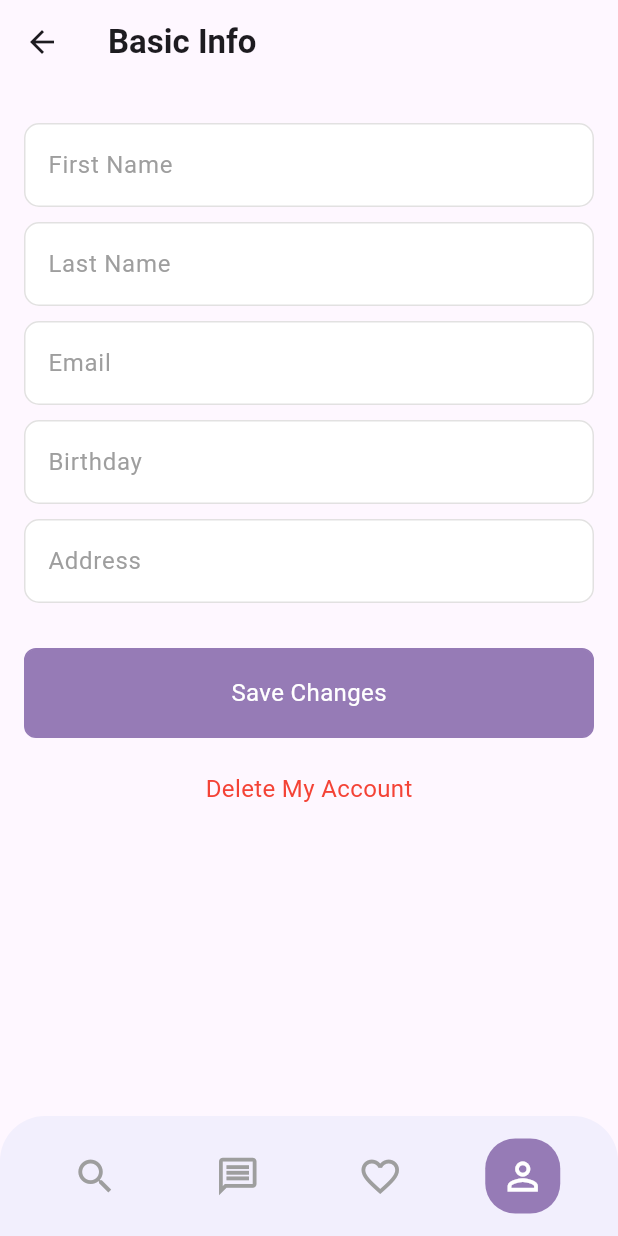
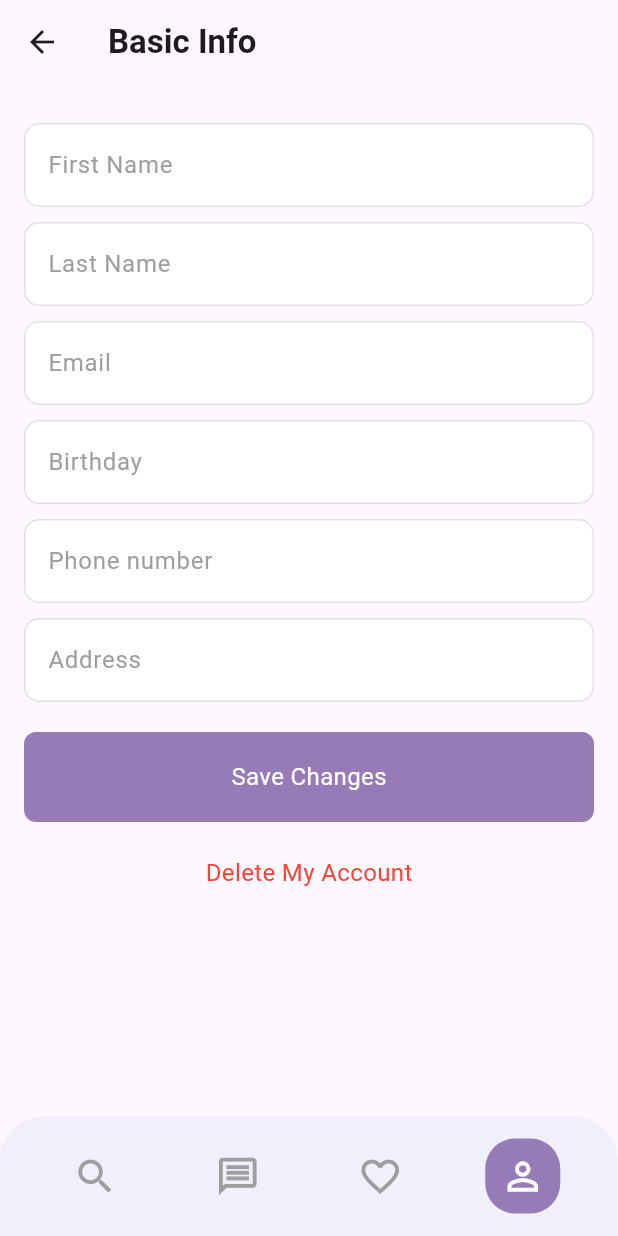
Before and after one commit to ferideberisha/PetPals, a Flutter app: the BasicInfoPage screen opened directly, on a phone screen of 412 x 824 dp. Run offline on Flutter 3.47's test engine with Material 3 defaults, Android fonts, the light colour scheme and no system bars; our stand-ins replace cloud_firestore, firebase_auth, firebase_core, firebase_storage, flutter_datetime_picker_plus, google_fonts and 3 more; accounts and stored records are empty.

Commit message:
Added phone number at basic info

```diff
--- a/lib/components/my_textfield.dart
+++ b/lib/components/my_textfield.dart
@@ -1,4 +1,5 @@
 import 'package:flutter/material.dart';
+import 'package:flutter/services.dart'; // For TextInputFormatter
 
 class MyTextField extends StatefulWidget {
   final TextEditingController controller;
@@ -10,6 +11,8 @@ class MyTextField extends StatefulWidget {
   final bool readOnly;
   final Widget? suffixIcon;
   final Widget? prefixIcon; // Add prefixIcon property
+  final TextInputType? keyboardType; // Optional parameter for keyboard type
+  final List<TextInputFormatter>? inputFormatters; // Optional parameter for input formatters
 
   const MyTextField({
     super.key,
@@ -22,10 +25,11 @@ class MyTextField extends StatefulWidget {
     this.suffixIcon,
     this.readOnly = false,
     this.prefixIcon,
+    this.keyboardType, // Initialize keyboardType
+    this.inputFormatters, // Initialize inputFormatters
   });
 
   @override
-  // ignore: library_private_types_in_public_api
   _MyTextFieldState createState() => _MyTextFieldState();
 }
 
@@ -41,6 +45,8 @@ class _MyTextFieldState extends State<MyTextField> {
           obscureText: widget.obscureText,
           readOnly: widget.readOnly,
           onTap: widget.onTap,
+          keyboardType: widget.keyboardType, // Pass keyboardType
+          inputFormatters: widget.inputFormatters, // Pass inputFormatters
           decoration: InputDecoration(
             labelText: widget.hintText,
             labelStyle: TextStyle(color: Colors.grey[500]),
@@ -65,7 +71,7 @@ class _MyTextFieldState extends State<MyTextField> {
             filled: true,
             hintStyle: TextStyle(color: Colors.grey[300]),
             suffixIcon: widget.suffixIcon,
-            prefixIcon: widget.prefixIcon, // Use prefixIcon property
+            prefixIcon: widget.prefixIcon,
           ),
           validator: widget.validator,
         ),
--- a/lib/pages/home/profile/basicinfo/basic_info_page.dart
+++ b/lib/pages/home/profile/basicinfo/basic_info_page.dart
@@ -1,4 +1,5 @@
 import 'package:flutter/material.dart';
+import 'package:flutter/services.dart';
 import 'package:intl/intl.dart';
 import 'package:firebase_auth/firebase_auth.dart';
 import 'package:cloud_firestore/cloud_firestore.dart';
@@ -22,7 +23,7 @@ class _BasicInfoPageState extends State<BasicInfoPage> {
   final TextEditingController _emailController = TextEditingController();
   final TextEditingController _birthdayController = TextEditingController();
   final TextEditingController _addressController = TextEditingController();
-  //final TextEditingController _phoneController = TextEditingController(); // Add phone number controller
+  final TextEditingController _phoneController = TextEditingController(); // Add phone number controller
 
 @override
 void initState() {
@@ -45,6 +46,7 @@ Future<void> _loadUserInfo() async {
         _emailController.text = user.email ?? '';
         _addressController.text = userDoc['address'] ?? '';
         _birthdayController.text = userDoc['birthday'] ?? ''; // Load birthday
+        _phoneController.text = userDoc['phoneNumber'] ?? '';
       });
     }
   }
@@ -68,7 +70,7 @@ Future<void> _updateUserInfo() async {
         'email': _emailController.text,
         'birthday': _birthdayController.text,
         'address': _addressController.text,
-        // 'phoneNumber': _phoneController.text, // Update phone number if needed
+        'phoneNumber': _phoneController.text, // Update phone number if needed
       };
 
       await FirebaseFirestore.instance
@@ -274,6 +276,37 @@ void _selectBirthday(BuildContext context) {
                 onTap: () => _selectBirthday(context),
                 readOnly: true,
               ),
+                const SizedBox(height: 10),
+                MyTextField(
+  controller: _phoneController,
+  hintText: 'Phone number',
+  obscureText: false,
+  fillColor: Colors.white,
+  keyboardType: TextInputType.number,
+  inputFormatters: [
+    FilteringTextInputFormatter.digitsOnly,
+    TextInputFormatter.withFunction((oldValue, newValue) {
+      String newText = newValue.text;
+
+      // Limit to exactly 11 digits
+      if (newText.length > 11) {
+        newText = newText.substring(0, 11);
+      }
+
+      return newValue.copyWith(text: newText);
+    }),
+  ],
+  validator: (value) {
+    if (value == null || value.isEmpty) {
+      return 'Please enter your phone number';
+    }
+    if (value.length != 11) {
+      return 'Phone number must be exactly 11 digits';
+    }
+    return null;
+  },
+),
+
               const SizedBox(height: 10),
               MyTextField(
                 controller: _addressController,
@@ -287,14 +320,6 @@ void _selectBirthday(BuildContext context) {
                   return null;
                 },
               ),
-              const SizedBox(height: 10),
-              // MyTextField(
-              //   controller: _phoneController,
-              //   hintText: 'Phone Number',
-              //   obscureText: false,
-              //   fillColor: Colors.white,
-              //   readOnly: true, // Make the phone number field read-only
-              // ),
               const SizedBox(height: 20),
               MyButton(
                 onTap: () {
```
Also changed, not shown: lib/pages/home/search/search_page.dart (+53 -32 lines).
